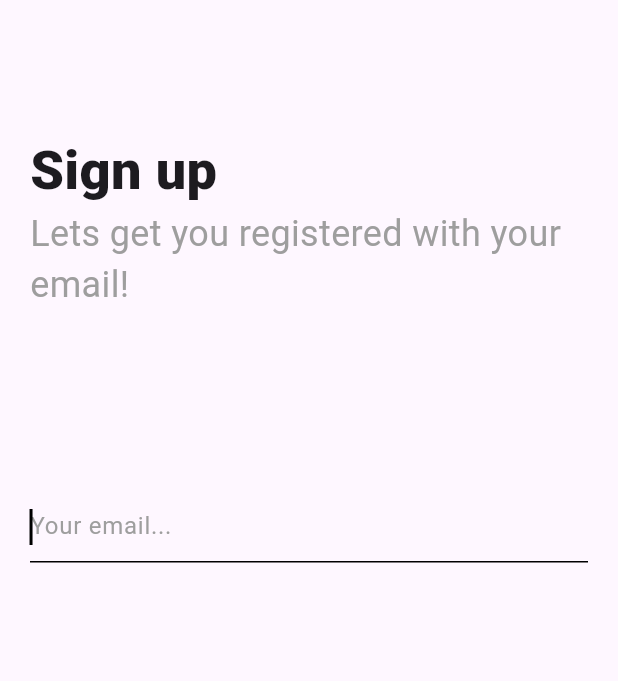
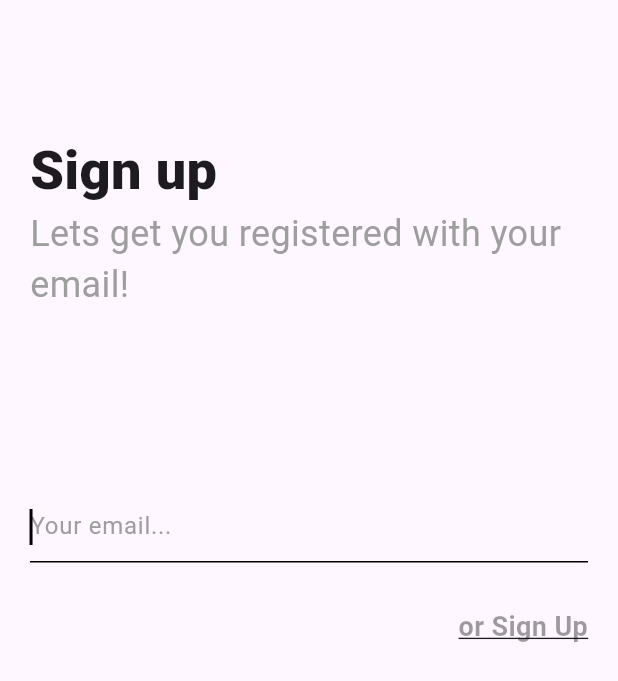
Before and after one commit to SpaceBuckett/must_do, a Flutter app: the screen it shows after launch, on a phone screen of 412 x 824 dp. Shown: the top 681 px of the screen. Run offline on Flutter 3.47's test engine with Material 2 defaults, Android fonts, the light colour scheme and no system bars; our stand-ins replace cloud_firestore, firebase_auth, firebase_core, firebase_messaging, get, get_it; accounts and stored records are empty.

Commit message:
Sign-in-amendments

```diff
--- a/lib/screens/auth/signin/signin_viewmodel.dart
+++ b/lib/screens/auth/signin/signin_viewmodel.dart
@@ -1,5 +1,5 @@
-import 'package:cloud_firestore/cloud_firestore.dart';
 import 'package:firebase_messaging/firebase_messaging.dart';
+import 'package:flutter/material.dart';
 import 'package:get/get.dart';
 import 'package:must_do/core/locator.dart';
 import 'package:must_do/core/models/base_model.dart';
@@ -24,10 +24,10 @@ class SignInViewModel extends BaseViewModel {
       userProfile.fcmToken = await FirebaseMessaging.instance.getToken();
       await _dbService.updateFcmToken(
           userProfile.fcmToken, authResult.user!.uid);
-      print('Signed In Successfully');
+      debugPrint('Signed In Successfully');
       Get.to(() => const HomeScreen());
     } else {
-      print('Could not Sign in');
+      debugPrint('Could not Sign in');
     }
   }
 }
--- a/lib/screens/auth/signup/signup_screen1.dart
+++ b/lib/screens/auth/signup/signup_screen1.dart
@@ -1,6 +1,7 @@
 import 'package:flutter/material.dart';
 import 'package:get/get.dart';
 import 'package:must_do/core/constants/text_styles.dart';
+import 'package:must_do/screens/auth/signin/signin_screen_one.dart';
 import 'package:must_do/screens/auth/signup/signup_screen2.dart';
 
 class SignUpScreenOne extends StatelessWidget {
@@ -64,7 +65,23 @@ class SignUpScreenOne extends StatelessWidget {
                   }
                 },
               ),
-              const SizedBox(height: 20),
+              const SizedBox(height: 30),
+              GestureDetector(
+                  child: const Align(
+                    alignment: Alignment.centerRight,
+                    child: Text(
+                      'or Sign Up',
+                      style: TextStyle(
+                        decoration: TextDecoration.underline,
+                        fontSize: 18,
+                        fontWeight: FontWeight.w700,
+                        color: Colors.black38,
+                      ),
+                    ),
+                  ),
+                  onTap: () {
+                    Get.to(() => SignInScreenOne());
+                  }),
             ],
           ),
         ),
```
Also changed, not shown: lib/screens/auth/signin/signin_screen_one.dart (+19 -2 lines).
